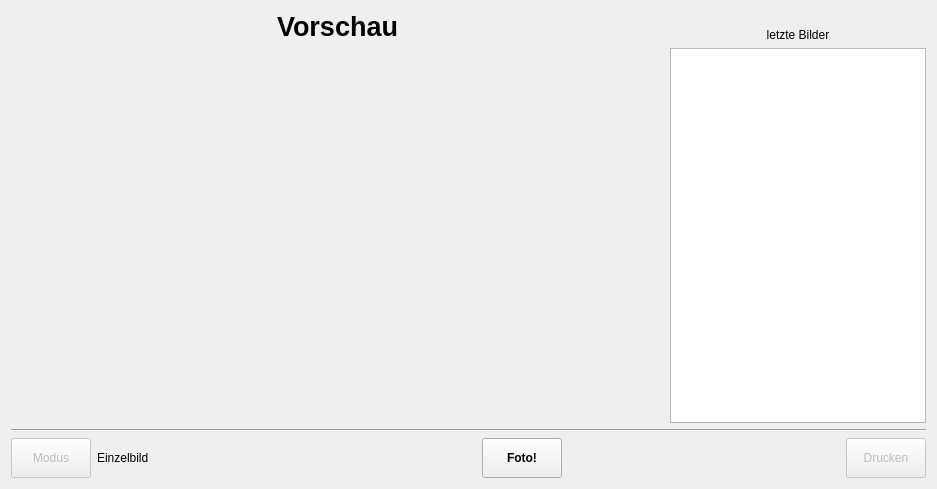
Old version of the form photoBooth.ui in the repository Nepomuk/photobooth.
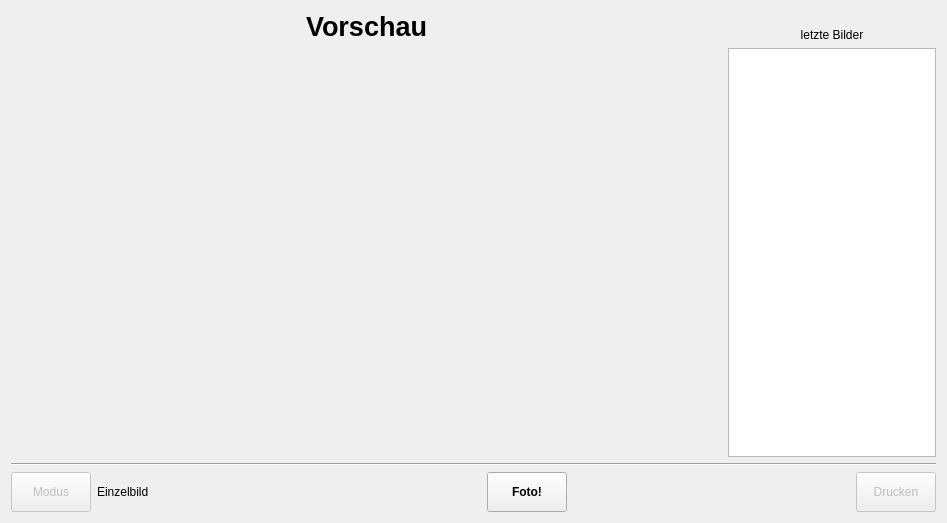
New version of the form. Icons and pictures are not drawn.

Commit message: Use proper dimensions and directory for PDF generation.

What changed in the file:
```diff
--- a/photoBooth.ui
+++ b/photoBooth.ui
@@ -6,8 +6,8 @@
    <rect>
     <x>0</x>
     <y>0</y>
-    <width>937</width>
-    <height>489</height>
+    <width>947</width>
+    <height>523</height>
    </rect>
   </property>
   <property name="focusPolicy">
@@ -89,6 +89,12 @@
          <verstretch>0</verstretch>
         </sizepolicy>
        </property>
+       <property name="minimumSize">
+        <size>
+         <width>711</width>
+         <height>400</height>
+        </size>
+       </property>
        <property name="autoFillBackground">
         <bool>false</bool>
        </property>
```
Left out of the diff: 2 changed lines with no effect on the pictures. The commit also changes 2 other files.
